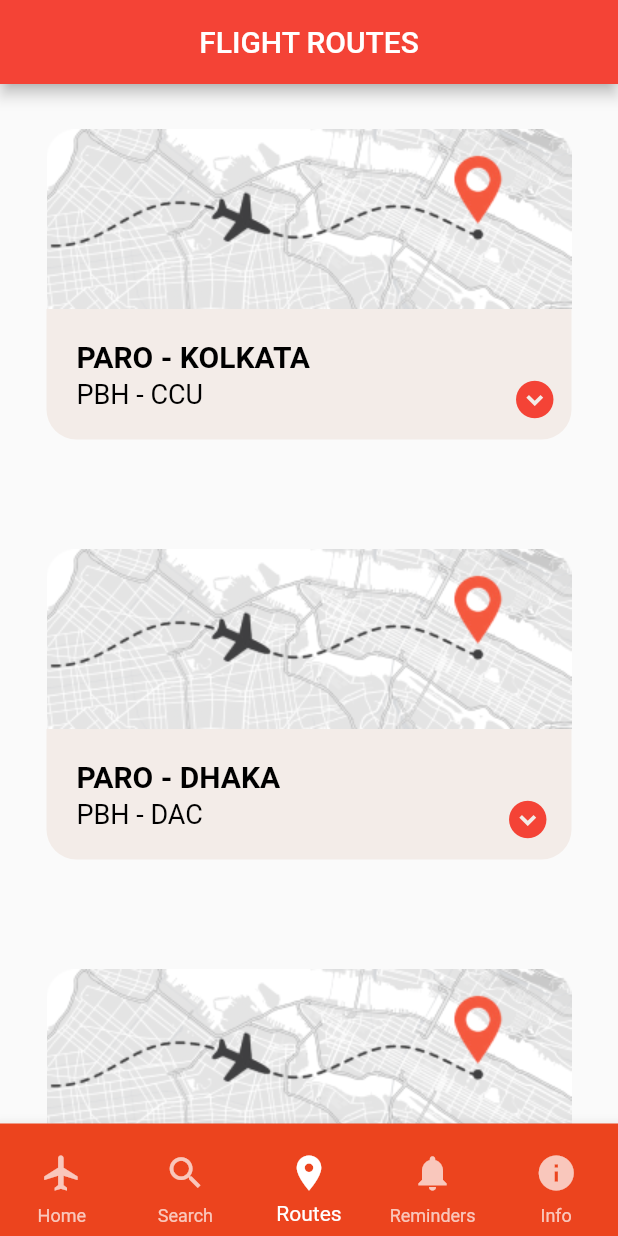
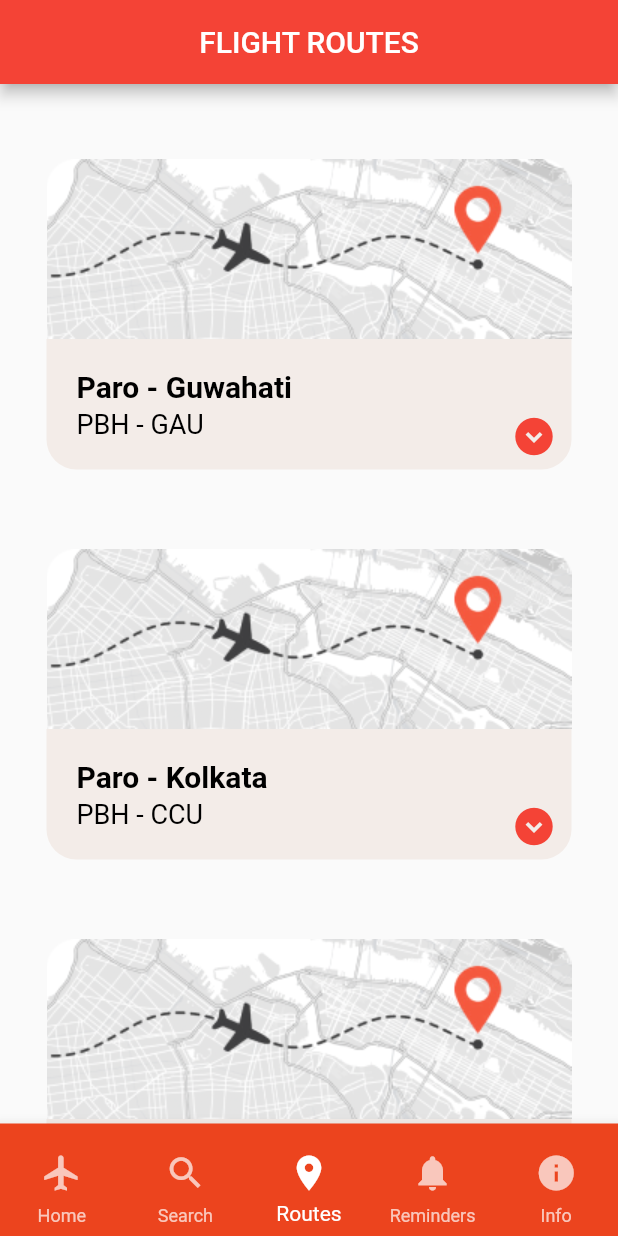
Before and after one commit to divyashC/fids_mobile_app, a Flutter app: the screen it shows after launch, item 3 of the bottom bar chosen, on a phone screen of 412 x 824 dp. Run offline on Flutter 3.47's test engine with Material 2 defaults, Android fonts, the phone set to English and light mode, and no system bars; network calls fail.

Commit message:
Routes Updated

```diff
--- a/lib/home_page.dart
+++ b/lib/home_page.dart
@@ -109,7 +109,7 @@ class _HomePageState extends State<HomePage> {
             backgroundColor: Colors.red),
         body: ListView(children: <Widget>[
           Container(
-            margin: const EdgeInsets.only(left: 45.0, top: 40),
+            margin: const EdgeInsets.only(left: 55.0, top: 40),
             child: Row(
               children: [
                 Container(
--- a/lib/routes_page.dart
+++ b/lib/routes_page.dart
@@ -8,6 +8,81 @@ class RoutesPage extends StatefulWidget {
 }
 
 class _SearchPageState extends State<RoutesPage> {
+  var routeData = [
+    {
+      "key": 1,
+      "originDestination": "Paro - Guwahati",
+      "iata": "PBH - GAU",
+      "duration": "04hrs 20mins"
+    },
+    {
+      "key": 2,
+      "originDestination": "Paro - Kolkata",
+      "iata": "PBH - CCU",
+      "duration": "04hrs 20mins"
+    },
+    {
+      "key": 3,
+      "originDestination": "Paro - Bagdogra",
+      "iata": "PBH - IXB",
+      "duration": "04hrs 20mins"
+    },
+    {
+      "key": 4,
+      "originDestination": "Paro - Dhaka",
+      "iata": "PBH - DAC",
+      "duration": "04hrs 20mins"
+    },
+    {
+      "key": 5,
+      "originDestination": "Paro - Kathmandu",
+      "iata": "PBH - KTM",
+      "duration": "04hrs 20mins"
+    },
+    {
+      "key": 6,
+      "originDestination": "Paro - Delhi",
+      "iata": "PBH - DEL",
+      "duration": "04hrs 20mins"
+    },
+    {
+      "key": 7,
+      "originDestination": "Paro - Bangkok",
+      "iata": "PBH - BKK",
+      "duration": "04hrs 20mins"
+    },
+    {
+      "key": 8,
+      "originDestination": "Paro - Singapore",
+      "iata": "PBH - SIN",
+      "duration": "04hrs 20mins"
+    },
+    {
+      "key": 9,
+      "originDestination": "Paro - Bumthang",
+      "iata": "PBH - BUM",
+      "duration": "04hrs 20mins"
+    },
+    {
+      "key": 10,
+      "originDestination": "Paro - Yonphula",
+      "iata": "PBH - YOM",
+      "duration": "04hrs 20mins"
+    },
+    {
+      "key": 11,
+      "originDestination": "Paro - Gaya",
+      "iata": "PBH - GAY",
+      "duration": "04hrs 20mins"
+    },
+    {
+      "key": 12,
+      "originDestination": "Paro - Gelephu",
+      "iata": "PBH - GLU",
+      "duration": "04hrs 20mins"
+    }
+  ];
+
   var pathImg = "assets/images/path.png";
   var drukAirLogo = "assets/images/druk_air_logo.png";
   var bhutanAirlinesLogo = "assets/images/bhutan_airlines_logo.png";
@@ -21,9 +96,12 @@ class _SearchPageState extends State<RoutesPage> {
           centerTitle: true,
           backgroundColor: Colors.red,
         ),
-        body: ListView(children: <Widget>[
-          Container(
-            margin: const EdgeInsets.only(left: 20.0, right: 20.0, top: 30),
+        body: ListView.builder(
+          itemCount: routeData.length,
+          itemBuilder: (context, index) {
+            return Container(
+              margin: EdgeInsets.only(
+                  left: 20.0, right: 20.0, top: index == 0 ? 50 : 10),
               height: 250,
               child: Column(children: [
                 Image.asset(
@@ -47,9 +125,10 @@ class _SearchPageState extends State<RoutesPage> {
                         children: [
                           Container(
                             margin: const EdgeInsets.only(bottom: 3, top: 20),
-                          child: const Text(
-                            'PARO - KOLKATA',
-                            style: TextStyle(
+                            width: 180,
+                            child: Text(
+                              routeData[index]['originDestination'].toString(),
+                              style: const TextStyle(
                                   fontSize: 20,
                                   color: Colors.black,
                                   fontWeight: FontWeight.bold),
@@ -57,14 +136,14 @@ class _SearchPageState extends State<RoutesPage> {
                           ),
                           Container(
                             margin: const EdgeInsets.only(bottom: 20),
-                          child: const Text('PBH - CCU',
-                              style:
-                                  TextStyle(fontSize: 18, color: Colors.black)),
+                            child: Text(routeData[index]["iata"].toString(),
+                                style: const TextStyle(
+                                    fontSize: 18, color: Colors.black)),
                           ),
                         ],
                       ),
                       Container(
-                        margin: const EdgeInsets.only(top: 45, left: 135),
+                          margin: const EdgeInsets.only(top: 50, left: 110),
                           child: Row(
                             children: const <Widget>[
                               Icon(
@@ -78,121 +157,8 @@ class _SearchPageState extends State<RoutesPage> {
                   ),
                 )
               ]),
-          ),
-          Container(
-            margin: const EdgeInsets.only(left: 20.0, right: 20.0, top: 30),
-            height: 250,
-            child: Column(children: [
-              Image.asset(
-                mapsSmall,
-                fit: BoxFit.contain,
-              ),
-              Container(
-                width: 350,
-                padding: const EdgeInsets.only(left: 20.0),
-                decoration: const BoxDecoration(
-                  color: Color.fromARGB(255, 243, 236, 232),
-                  borderRadius: BorderRadius.only(
-                      bottomLeft: Radius.circular(20.0),
-                      bottomRight: Radius.circular(20.0)),
-                ),
-                child: Row(
-                  crossAxisAlignment: CrossAxisAlignment.start,
-                  children: [
-                    Column(
-                      crossAxisAlignment: CrossAxisAlignment.start,
-                      children: [
-                        Container(
-                          margin: const EdgeInsets.only(bottom: 3, top: 20),
-                          child: const Text(
-                            'PARO - DHAKA',
-                            style: TextStyle(
-                                fontSize: 20,
-                                color: Colors.black,
-                                fontWeight: FontWeight.bold),
-                          ),
-                        ),
-                        Container(
-                          margin: const EdgeInsets.only(bottom: 20),
-                          child: const Text('PBH - DAC',
-                              style:
-                                  TextStyle(fontSize: 18, color: Colors.black)),
-                        ),
-                      ],
-                    ),
-                    Container(
-                        margin: const EdgeInsets.only(top: 45, left: 150),
-                        child: Row(
-                          children: const <Widget>[
-                            Icon(
-                              Icons.expand_circle_down,
-                              color: Colors.red,
-                              size: 30,
-                            )
-                          ],
-                        ))
-                  ],
-                ),
-              )
-            ]),
-          ),
-          Container(
-            margin: const EdgeInsets.only(left: 20.0, right: 20.0, top: 30),
-            height: 250,
-            child: Column(children: [
-              Image.asset(
-                mapsSmall,
-                fit: BoxFit.contain,
-              ),
-              Container(
-                width: 350,
-                padding: const EdgeInsets.only(left: 20.0),
-                decoration: const BoxDecoration(
-                  color: Color.fromARGB(255, 243, 236, 232),
-                  borderRadius: BorderRadius.only(
-                      bottomLeft: Radius.circular(20.0),
-                      bottomRight: Radius.circular(20.0)),
-                ),
-                child: Row(
-                  crossAxisAlignment: CrossAxisAlignment.start,
-                  children: [
-                    Column(
-                      crossAxisAlignment: CrossAxisAlignment.start,
-                      children: [
-                        Container(
-                          margin: const EdgeInsets.only(bottom: 3, top: 20),
-                          child: const Text(
-                            'PARO - BAGDOGRA',
-                            style: TextStyle(
-                                fontSize: 20,
-                                color: Colors.black,
-                                fontWeight: FontWeight.bold),
-                          ),
-                        ),
-                        Container(
-                          margin: const EdgeInsets.only(bottom: 20),
-                          child: const Text('PBH - IXB',
-                              style:
-                                  TextStyle(fontSize: 18, color: Colors.black)),
-                        ),
-                      ],
-                    ),
-                    Container(
-                        margin: const EdgeInsets.only(top: 45, left: 110),
-                        child: Row(
-                          children: const <Widget>[
-                            Icon(
-                              Icons.expand_circle_down,
-                              color: Colors.red,
-                              size: 30,
-                            )
-                          ],
-                        ))
-                  ],
-                ),
-              )
-            ]),
-          ),
-        ]));
+            );
+          },
+        ));
   }
 }
```
Lines whose indentation alone changed are shown as unchanged.
